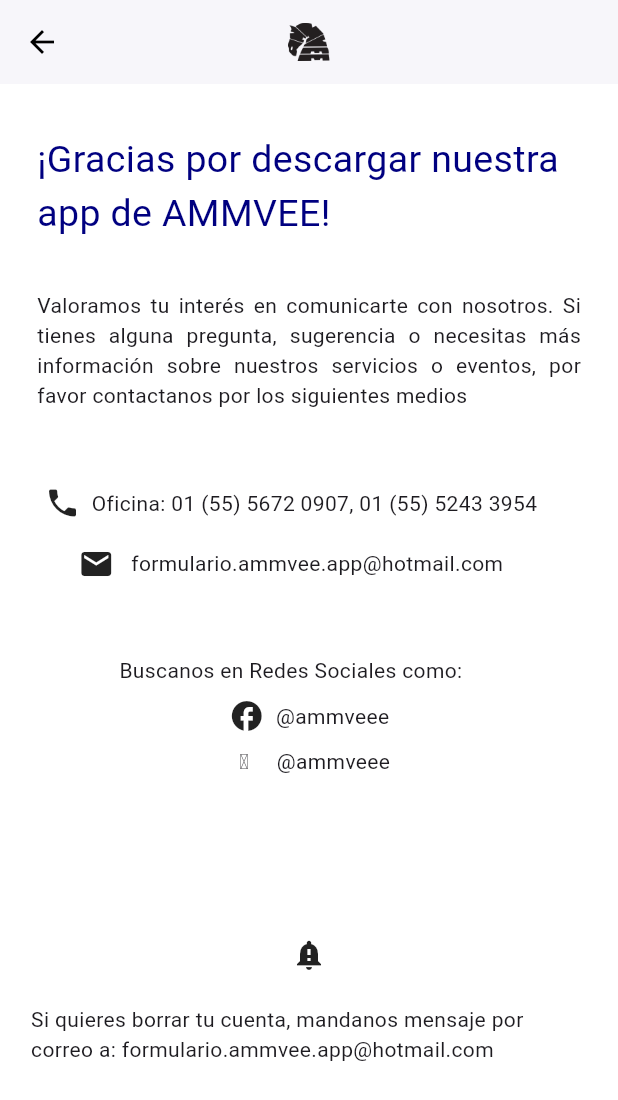
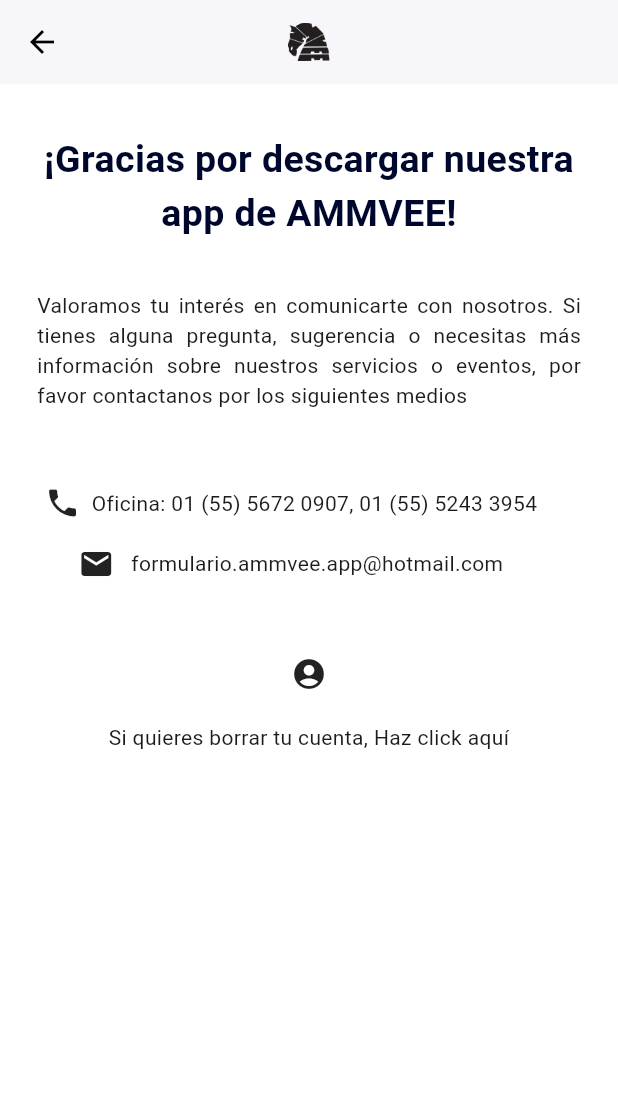
Before and after one commit to StonehengeMP/ammvee, a Flutter app: the Contacto screen opened directly with empty values, on a phone screen of 412 x 824 dp. Shown: the top 1100 px of the screen. Run offline on Flutter 3.47's test engine with Material 3 defaults, Android fonts, the phone set to English and light mode, and no system bars; our stand-ins replace animated_splash_screen, firebase_auth, firebase_core, flutter_spinkit, page_transition; missing offline and left inert: pdfx; accounts and stored records are empty.

Commit message:
AMMVEE V2 1.3 Iniciar cuenta sin cuenta y manejo de opciones

```diff
--- a/lib/acercaDeNosotros.dart
+++ b/lib/acercaDeNosotros.dart
@@ -86,7 +86,7 @@
                             "iniciales para cursar estudios de postgrado en el extranjero. Con ello, se"
                             " mantiene vivo el modelo de Calidad Profesional que se persigue en nuestro país"
                             " y que ha permitido que el MVZ mexicano con especialidad en equinos alcance un "
-                            "nivel de reconocimiento internacional."),
+                            "nivel de reconocimiento internacional.", textAlign: TextAlign.justify),
                       ),
                   ),
                   SizedBox(
@@ -107,7 +107,7 @@
                               " las metas para las que fue creada. A mediano plazo, AMMVEE no "
                               "solo representará un mecanismo para organizar Congresos, sino"
                               " que irá más allá, para ofrecer beneficios tangibles a cada uno"
-                              " de sus Asociados."),
+                              " de sus Asociados.", textAlign: TextAlign.justify),
                     ),
                   ),
                 ],
--- a/lib/contacto.dart
+++ b/lib/contacto.dart
@@ -12,7 +12,6 @@
 }
 
 class _ContactoState extends State<Contacto> {
-
   var nombre = "";
   var apellido = "";
   var motivoDM = "";
@@ -69,10 +68,11 @@
                       alignment: Alignment.center,
                       child: Text(
                         "¡Gracias por descargar nuestra app de AMMVEE!",
-                        textAlign: TextAlign.left,
+                        textAlign: TextAlign.center,
                         style: TextStyle(
                           fontSize: 25,
-                          color: kBlue,
+                          fontWeight: FontWeight.bold,
+                          color: kdarkBlue,
                         ),
                       ),
                     )),
@@ -99,7 +99,7 @@
                   height: MediaQuery.of(context).size.height * 0.05,
                 ),
                 Padding(
-                   padding:  EdgeInsets.only(
+                  padding: EdgeInsets.only(
                     left: MediaQuery.of(context).size.width * 0.001,
                     top: MediaQuery.of(context).size.height * 0.01,
                     right: MediaQuery.of(context).size.width * 0.06,
@@ -110,7 +110,10 @@
                       mainAxisSize: MainAxisSize.min,
                       children: [
                         Icon(Icons.phone),
-                        Text("  Oficina: 01 (55) 5672 0907, 01 (55) 5243 3954")
+                        Text(
+                          "  Oficina: 01 (55) 5672 0907, 01 (55) 5243 3954",
+                          textAlign: TextAlign.center,
+                        )
                       ],
                     ),
                   ),
@@ -119,7 +122,7 @@
                   height: MediaQuery.of(context).size.height * 0.01,
                 ),
                 Padding(
-                   padding:  EdgeInsets.only(
+                  padding: EdgeInsets.only(
                     left: MediaQuery.of(context).size.width * 0.001,
                     top: MediaQuery.of(context).size.height * 0.01,
                     right: MediaQuery.of(context).size.width * 0.06,
@@ -130,48 +133,24 @@
                       mainAxisSize: MainAxisSize.min,
                       children: [
                         Icon(Icons.email),
-                        Text("   formulario.ammvee.app@hotmail.com")
+                        Text(
+                          "   formulario.ammvee.app@hotmail.com",
+                          textAlign: TextAlign.center,
+                        )
                       ],
                     ),
                   ),
                 ),
                 SizedBox(
-                  height: MediaQuery.of(context).size.height * 0.05,
+                  height: MediaQuery.of(context).size.height * 0.06,
                 ),
+                Icon(Icons.account_circle_sharp),
                 Padding(
-                  padding: EdgeInsets.only(
-                    left: MediaQuery.of(context).size.width * 0.001,
-                    top: MediaQuery.of(context).size.height * 0.01,
-                    right: MediaQuery.of(context).size.width * 0.06,
-                  ),
-                  child: const Align(
-                      child: Text(
-                          "Buscanos en Redes Sociales como:"
-                      )
-                  ),
-                ),
-                SizedBox(
-                  height: MediaQuery.of(context).size.height * 0.01,
-                ),
-                const Row(
-                  mainAxisAlignment: MainAxisAlignment.center,
-                  mainAxisSize: MainAxisSize.min,
-                  children: [Icon(Icons.facebook), Text("  @ammveee")],
-                ),
-                SizedBox(
-                  height: MediaQuery.of(context).size.height * 0.01,
-                ),
-                const Text("  𝕏     @ammveee"),
-                SizedBox(
-                  height: MediaQuery.of(context).size.height * 0.13,
-                ),
-                Icon(Icons.notification_important),
-                 Padding(
-                  padding: EdgeInsets.all(MediaQuery.of(context).size.width * 0.05),
+                    padding: EdgeInsets.all(
+                        MediaQuery.of(context).size.width * 0.05),
                     child: const Text(
-                      "Si quieres borrar tu cuenta, mandanos mensaje por correo a:"
-                      " formulario.ammvee.app@hotmail.com"),
-                )
+                        "Si quieres borrar tu cuenta, Haz click aquí",
+                        textAlign: TextAlign.center))
               ],
             ),
           ),
--- a/pubspec.yaml
+++ b/pubspec.yaml
@@ -17,7 +17,7 @@
   flutter_spinkit: ^5.1.0
   firebase_core: ^3.2.0
   firebase_auth: ^5.1.2
-  pdfx: ^2.8.0
+  pdfx: 2.6.0
   path_provider: ^2.1.5
 
 dev_dependencies:
```
Also changed, not shown: lib/addOns/itemCards.dart (+11 -6 lines), lib/addOns/viewAPDF.dart (+3 -4 lines), lib/formulaPeso.dart (added, +49 -0 lines), lib/guiasPracticas.dart (+6 -2 lines), lib/mainScreenBM.dart (+41 -0 lines), lib/medInfoCard.dart (+8 -4 lines), lib/noticiasPage.dart (added, +98 -0 lines), lib/responsivasMedicas.dart (+12 -6 lines), assets/noticiak.jpg (added), assets/noticiamain.jpg (added), pubspec.lock, 2 other files. Lines whose indentation alone changed are shown as unchanged.
